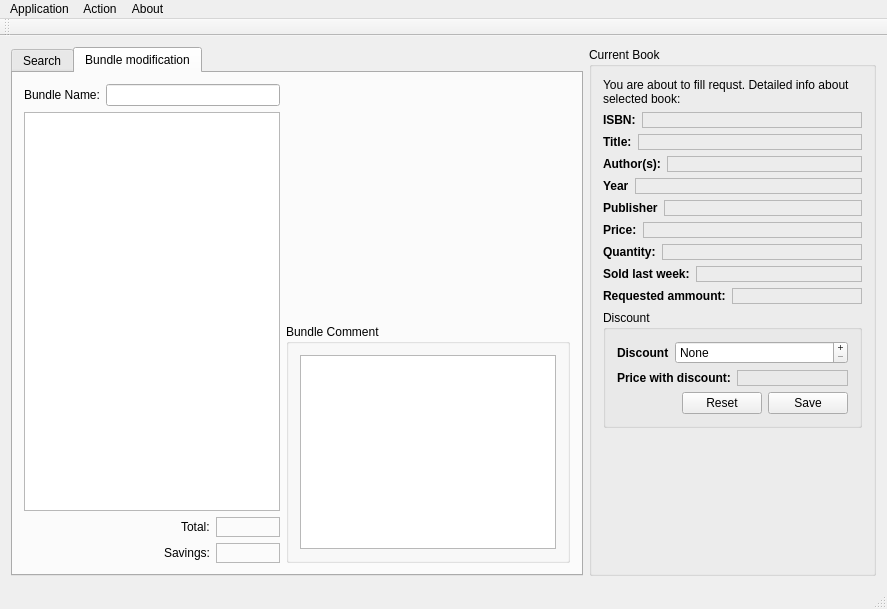
Above: mainwindow.ui from MPogoda/bookstore_clerk before the change. Below: the same form after it.
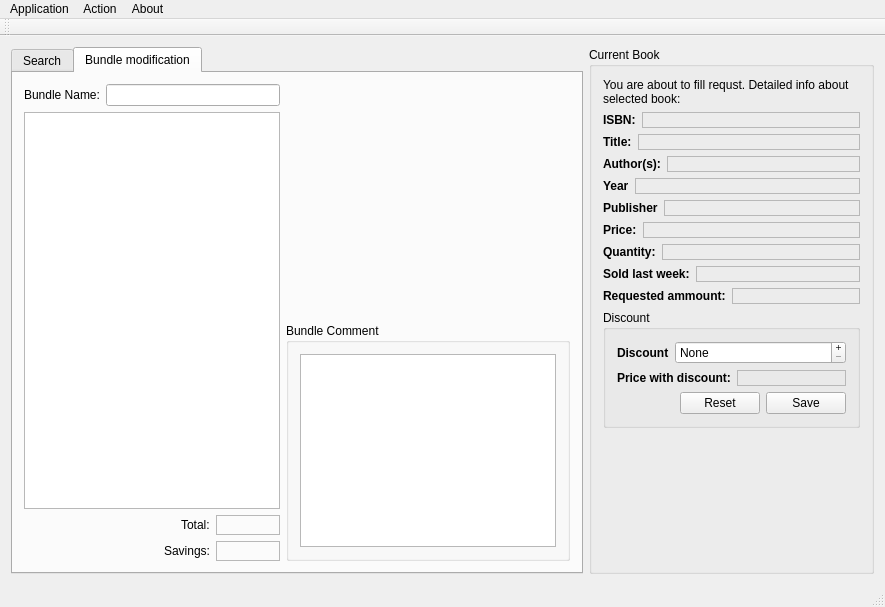
That is the form after the change. The open tabs and pages were chosen to show the change.

The edit to the form file:
```diff
--- a/mainwindow.ui
+++ b/mainwindow.ui
@@ -6,8 +6,8 @@
    <rect>
     <x>0</x>
     <y>0</y>
-    <width>887</width>
-    <height>609</height>
+    <width>885</width>
+    <height>607</height>
    </rect>
   </property>
   <property name="windowTitle">
@@ -511,7 +511,7 @@
             </property>
             <layout class="QHBoxLayout" name="horizontalLayout_5">
              <item>
-              <widget class="QTextEdit" name="bundleCommentEdit"/>
+              <widget class="QPlainTextEdit" name="bundleCommentEdit"/>
              </item>
             </layout>
            </widget>
@@ -1009,7 +1009,7 @@
     <rect>
      <x>0</x>
      <y>0</y>
-     <width>887</width>
+     <width>885</width>
      <height>25</height>
     </rect>
    </property>
```
